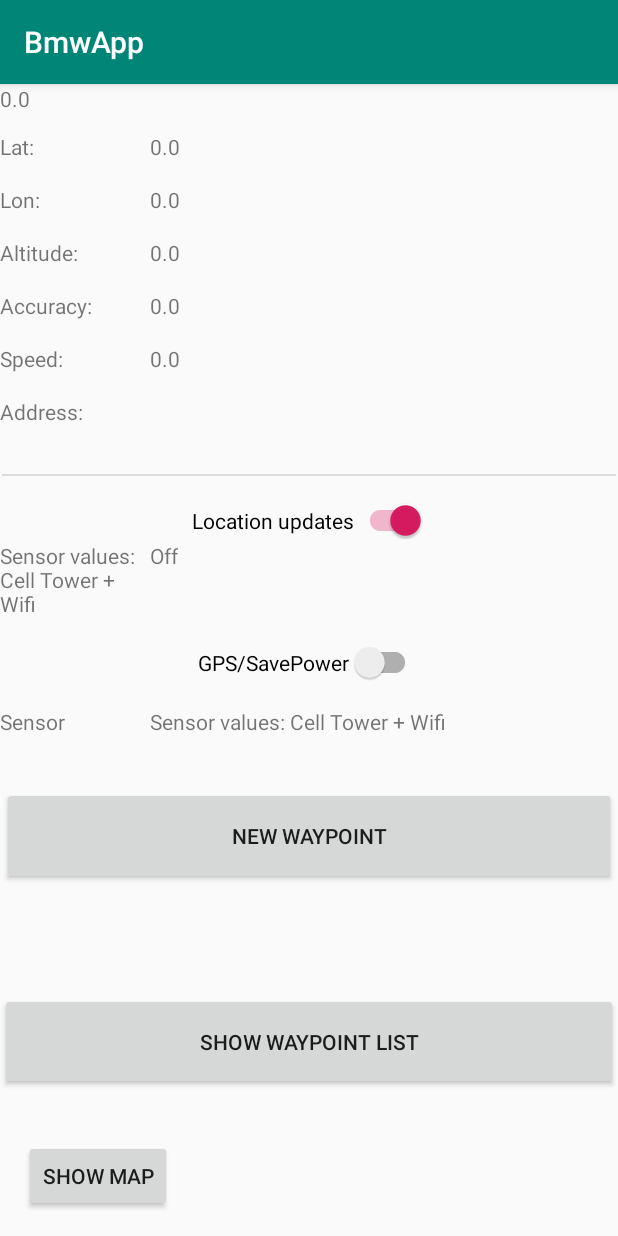
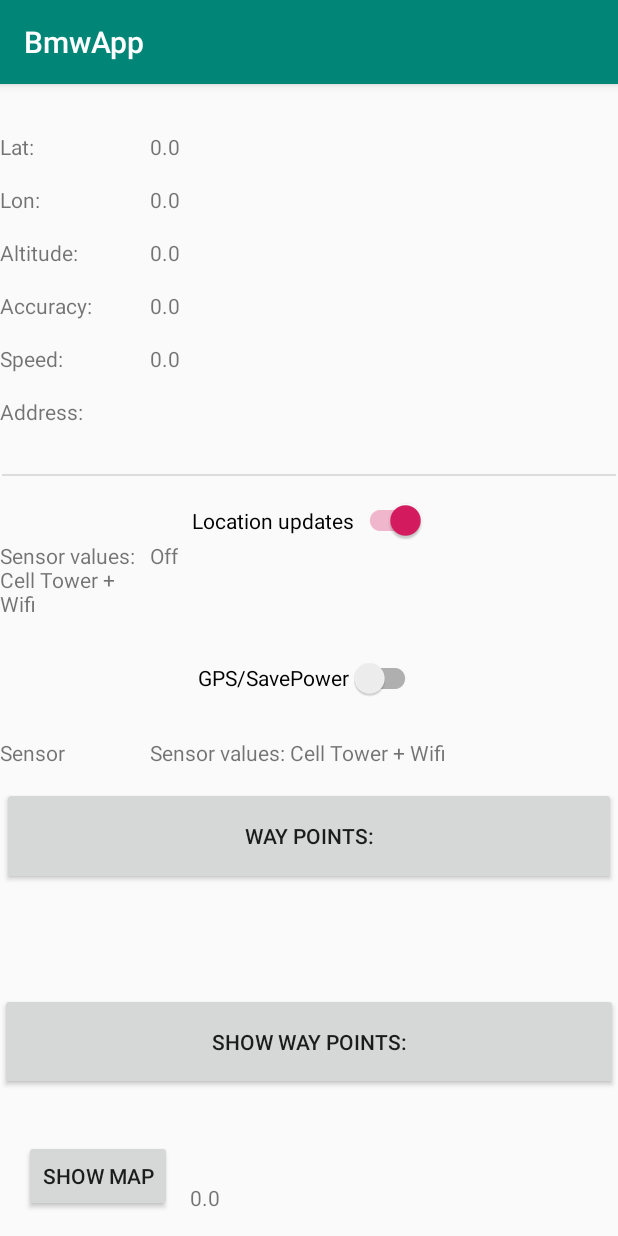
Before and after one commit to aalshawa97/Bmwapp, an Android app: the screen it shows after launch (MainActivity), on a phone screen of 412 x 824 dp. Run offline under Robolectric (Android 15) with nearby library versions, the phone set to English and light mode, and no system bars; 1 statement that could not run was skipped.

Commit message:
Fixed hardcoded strings!

```diff
--- a/app/src/main/res/layout/activity_main.xml
+++ b/app/src/main/res/layout/activity_main.xml
@@ -144,6 +144,7 @@
         android:layout_width="wrap_content"
         android:layout_height="wrap_content"
         android:layout_marginTop="16dp"
+        android:minHeight="48dp"
         android:text="@string/gps"
         app:layout_constraintEnd_toEndOf="parent"
         app:layout_constraintStart_toStartOf="parent"
@@ -161,7 +162,7 @@
         android:layout_width="100dp"
         android:layout_height="wrap_content"
         android:layout_marginTop="16dp"
-        android:text="Address:"
+        android:text="@string/address"
         app:layout_constraintStart_toStartOf="parent"
         app:layout_constraintTop_toBottomOf="@+id/tv_labelspeed" />
 
@@ -170,10 +171,8 @@
         android:layout_width="0dp"
         android:layout_height="1dp"
         android:layout_marginStart="1dp"
-        android:layout_marginLeft="1dp"
         android:layout_marginTop="32dp"
         android:layout_marginEnd="1dp"
-        android:layout_marginRight="1dp"
         android:background="?android:attr/listDivider"
         app:layout_constraintEnd_toEndOf="parent"
         app:layout_constraintStart_toStartOf="parent"
@@ -184,11 +183,9 @@
         android:layout_width="0dp"
         android:layout_height="0dp"
         android:layout_marginStart="1dp"
-        android:layout_marginLeft="1dp"
         android:layout_marginEnd="1dp"
-        android:layout_marginRight="1dp"
         android:layout_marginBottom="72dp"
-        android:text="New Waypoint"
+        android:text="@string/wayPoints"
         app:layout_constraintBottom_toTopOf="@+id/button2"
         app:layout_constraintEnd_toEndOf="parent"
         app:layout_constraintStart_toStartOf="parent"
@@ -199,20 +196,20 @@
         android:layout_width="0dp"
         android:layout_height="0dp"
         android:layout_marginBottom="97dp"
-        android:text="Show Waypoint list"
+        android:text="@string/showWayPoints"
         app:layout_constraintBottom_toBottomOf="parent"
         app:layout_constraintEnd_toEndOf="parent"
         app:layout_constraintStart_toStartOf="parent"
-        app:layout_constraintTop_toBottomOf="@+id/button" />
+        app:layout_constraintTop_toBottomOf="@+id/button"
+        tools:ignore="TouchTargetSizeCheck" />
 
     <Button
         android:id="@+id/btnShowMap"
         android:layout_width="wrap_content"
         android:layout_height="wrap_content"
         android:layout_marginStart="16dp"
-        android:layout_marginLeft="16dp"
         android:layout_marginBottom="16dp"
-        android:text="Show map"
+        android:text="@string/showMap"
         app:layout_constraintBottom_toBottomOf="parent"
         app:layout_constraintStart_toStartOf="parent" />
 
@@ -220,8 +217,10 @@
         android:id="@+id/tv_count"
         android:layout_width="wrap_content"
         android:layout_height="wrap_content"
+        android:layout_marginStart="12dp"
+        android:layout_marginBottom="16dp"
         android:text="@string/wayPointValue"
-        tools:layout_editor_absoluteX="127dp"
-        tools:layout_editor_absoluteY="696dp" />
+        app:layout_constraintBottom_toBottomOf="parent"
+        app:layout_constraintStart_toEndOf="@+id/btnShowMap" />
 
 </androidx.constraintlayout.widget.ConstraintLayout>
--- a/app/src/main/res/values/strings.xml
+++ b/app/src/main/res/values/strings.xml
@@ -2,6 +2,7 @@
     <string name="app_name">BmwApp</string>
     <string name="latitude">Lat: </string>
     <string name="longitude">Lon: </string>
+    <string name="showMap">Show map </string>
     <string name="accuracy">Accuracy: </string>
     <string name="speed">Speed: </string>
     <string name="wayPoints">Way points: </string>
```
